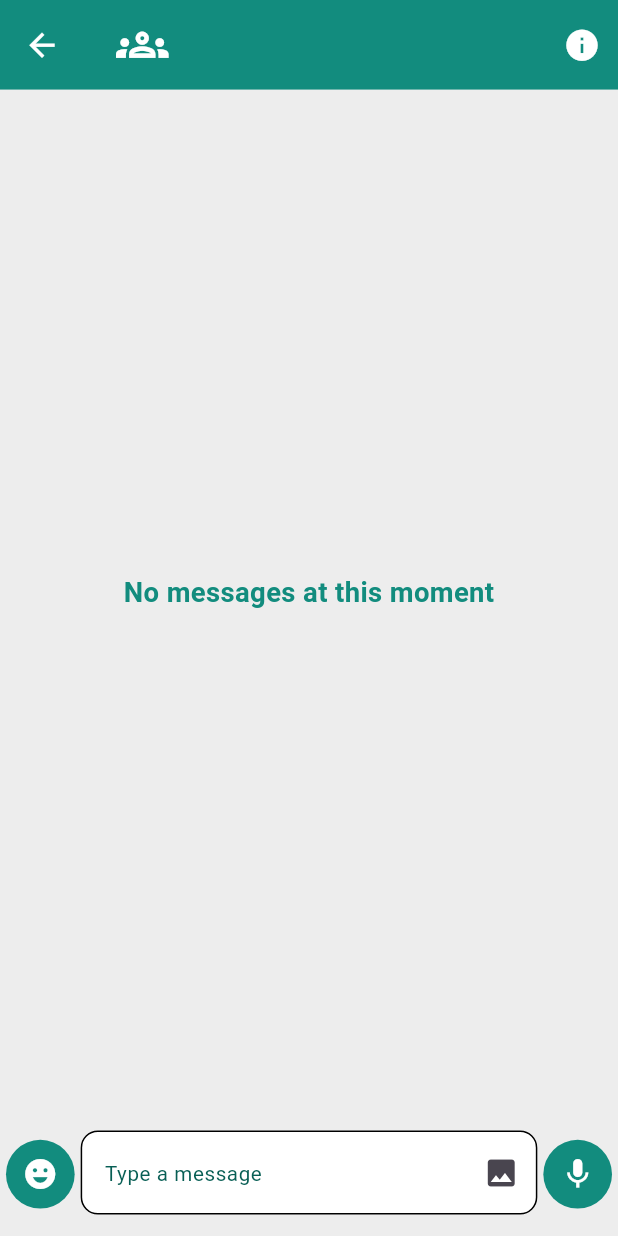
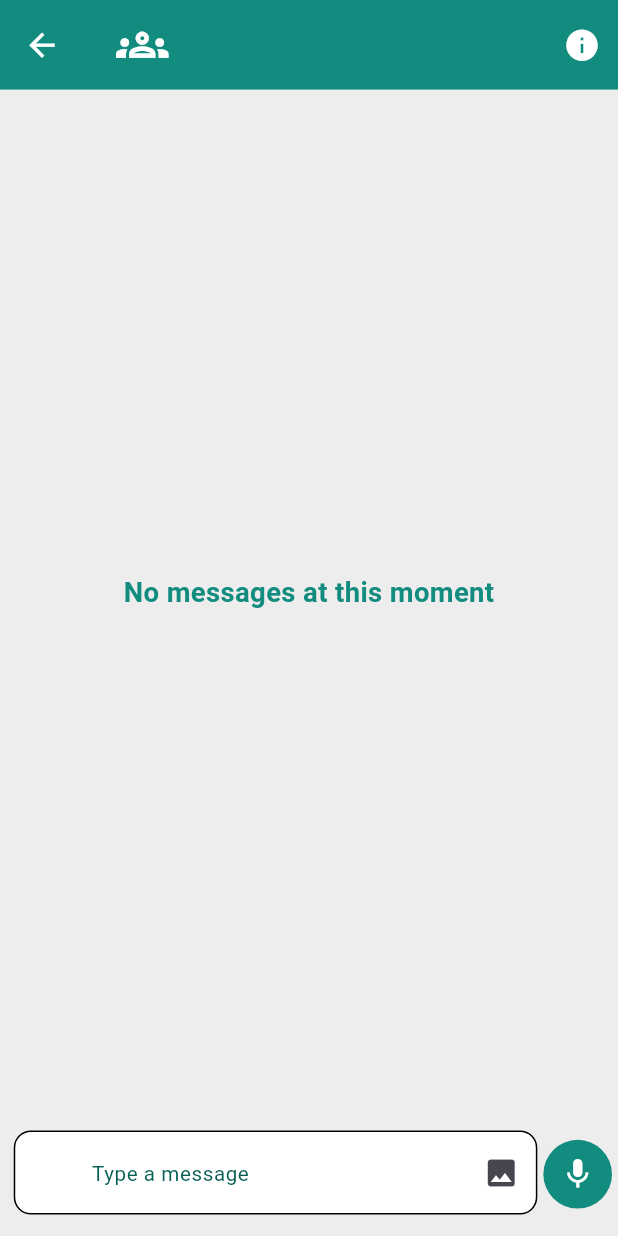
Before and after one commit to mostafa-hashem/Chatoo, a Flutter app: the GroupChatScreen screen opened directly with empty values, on a phone screen of 412 x 824 dp. Run offline on Flutter 3.47's test engine with Material 3 defaults, Android fonts, the light colour scheme and no system bars; our stand-ins replace audioplayers, cloud_firestore, country_picker, emoji_picker_flutter, fancy_shimmer_image, file_picker and 17 more; missing offline and left inert: record, video_thumbnail; accounts and stored records are empty; generated files the repository leaves out were written again.

Commit message:
fix issues, change ui

```diff
--- a/lib/features/auth/data/services/auth_firebase_service.dart
+++ b/lib/features/auth/data/services/auth_firebase_service.dart
@@ -22,7 +22,7 @@ class AuthFirebaseService {
       id: uId,
       email: registerModel.email,
       userName: registerModel.userName,
-      fCMTokens: [registerModel.fCMToken],
+      fCMTokens: registerModel.fCMToken,
       phoneNumber: registerModel.phoneNumber,
       city: registerModel.city,
       bio: 'Hello my friends!',
--- a/lib/features/auth/ui/screens/register_screen.dart
+++ b/lib/features/auth/ui/screens/register_screen.dart
@@ -222,7 +222,8 @@ class _RegisterScreenState extends State<RegisterScreen> {
                             if (formKey.currentState!.validate()) {
                               final List<String> fCMTokens = [];
                               fCMTokens.add(
-                                  NotificationsCubit.get(context).fCMToken!);
+                                NotificationsCubit.get(context).fCMToken!,
+                              );
                               authCubit.register(
                                 RegisterData(
                                   email: emailController.text,
--- a/lib/features/groups/data/services/group_firebase_services.dart
+++ b/lib/features/groups/data/services/group_firebase_services.dart
@@ -334,7 +334,7 @@ class GroupFirebaseServices {
             'recentMessageSentAt': Timestamp.now().toDate(),
             'recentMessageSender': sender.userName,
             'recentMessageSenderId': sender.id,
-            if (userId != currentUserUid) '{}}': FieldValue.increment(1),
+            if (userId != currentUserUid) 'unreadMessageCounts': FieldValue.increment(1),
           },
           SetOptions(merge: true),
         );
--- a/lib/features/groups/ui/screens/group_chat_screen.dart
+++ b/lib/features/groups/ui/screens/group_chat_screen.dart
@@ -38,9 +38,7 @@ class _GroupChatScreenState extends State<GroupChatScreen> {
   void didChangeDependencies() {
     groupCubit = GroupCubit.get(context);
     groupData = ModalRoute.of(context)!.settings.arguments! as Group;
-    groupCubit.getAllGroupMessages(
-      groupData.groupId!,
-    );
+
     groupCubit.getAllGroupMembers(
       groupData.groupId!,
     );
--- a/lib/features/groups/ui/widgets/group_messages_tile.dart
+++ b/lib/features/groups/ui/widgets/group_messages_tile.dart
@@ -63,7 +63,7 @@ class _GroupMessagesTileState extends State<GroupMessagesTile> {
   @override
   Widget build(BuildContext context) {
     final bool isSender =
-        ProfileCubit.get(context).user.id == widget.groupMessage.sender!.id;
+        ProfileCubit.get(context).user.id == widget.groupMessage.sender?.id;
     final EdgeInsetsGeometry messagePadding = isSender
         ? EdgeInsets.only(top: 6.h, bottom: 2.h, right: 15.w)
         : EdgeInsets.only(top: 4, bottom: 4, left: 15.w);
--- a/lib/features/groups/ui/widgets/group_type_message_widget.dart
+++ b/lib/features/groups/ui/widgets/group_type_message_widget.dart
@@ -438,25 +438,6 @@ class _GroupTypeMessageWidgetState extends State<GroupTypeMessageWidget> {
                           size: 24,
                         ),
                       ),
-                    )
-                  else
-                    IconButton(
-                      padding: const EdgeInsets.all(4),
-                      onPressed: () {
-                        setState(() {
-                          emojiShowing = !emojiShowing;
-                          FocusScope.of(context).unfocus();
-                        });
-                      },
-                      icon: CircleAvatar(
-                        backgroundColor: AppColors.primary,
-                        radius: 20.r,
-                        child: const Icon(
-                          Icons.emoji_emotions,
-                          color: Colors.white,
-                          size: 24,
-                        ),
-                      ),
                     ),
                   if (isRecording)
                     const Flexible(
@@ -517,7 +498,9 @@ class _GroupTypeMessageWidgetState extends State<GroupTypeMessageWidget> {
                                 ],
                               ),
                             ),
-                          TextField(
+                          Padding(
+                            padding: EdgeInsets.only(left: 8.w),
+                            child: TextField(
                               controller: groupCubit.messageController,
                               onChanged: (value) {
                                 setState(() {});
@@ -540,6 +523,20 @@ class _GroupTypeMessageWidgetState extends State<GroupTypeMessageWidget> {
                                 fillColor: provider.themeMode == ThemeMode.light
                                     ? Colors.white
                                     : AppColors.dark,
+                                prefixIcon: IconButton(
+                                  padding: const EdgeInsets.all(4),
+                                  onPressed: () {
+                                    setState(() {
+                                      emojiShowing = !emojiShowing;
+                                      FocusScope.of(context).unfocus();
+                                    });
+                                  },
+                                  icon: const Icon(
+                                    Icons.emoji_emotions,
+                                    color: Colors.white,
+                                    size: 24,
+                                  ),
+                                ),
                                 suffixIcon: Row(
                                   mainAxisSize: MainAxisSize.min,
                                   children: [
@@ -604,6 +601,7 @@ class _GroupTypeMessageWidgetState extends State<GroupTypeMessageWidget> {
                                     color: AppColors.primary,
                                   ),
                                   borderRadius: BorderRadius.circular(10.r),
+                                ),
                               ),
                             ),
                           ),
--- a/lib/features/groups/ui/widgets/groupe_tile.dart
+++ b/lib/features/groups/ui/widgets/groupe_tile.dart
@@ -202,6 +202,9 @@ class _GroupTileState extends State<GroupTile> {
                   groupId: widget.groupData.groupId!,
                 ),
               ]);
+              groupCubit.getAllGroupMessages(
+                widget.groupData.groupId!,
+              );
               Future.delayed(
                 const Duration(
                   milliseconds: 50,
```
Also changed, not shown: lib/features/friends/ui/screens/requests_screen.dart (+7 -5 lines), lib/features/friends/ui/widgets/friend_messages_tile.dart (+7 -5 lines), lib/features/friends/ui/widgets/friend_requests_tile.dart (+4 -4 lines), lib/features/friends/ui/widgets/friend_type_message_widget.dart (+25 -24 lines), lib/features/groups/data/model/group_message_data.dart (+13 -0 lines). Lines whose indentation alone changed are shown as unchanged.
